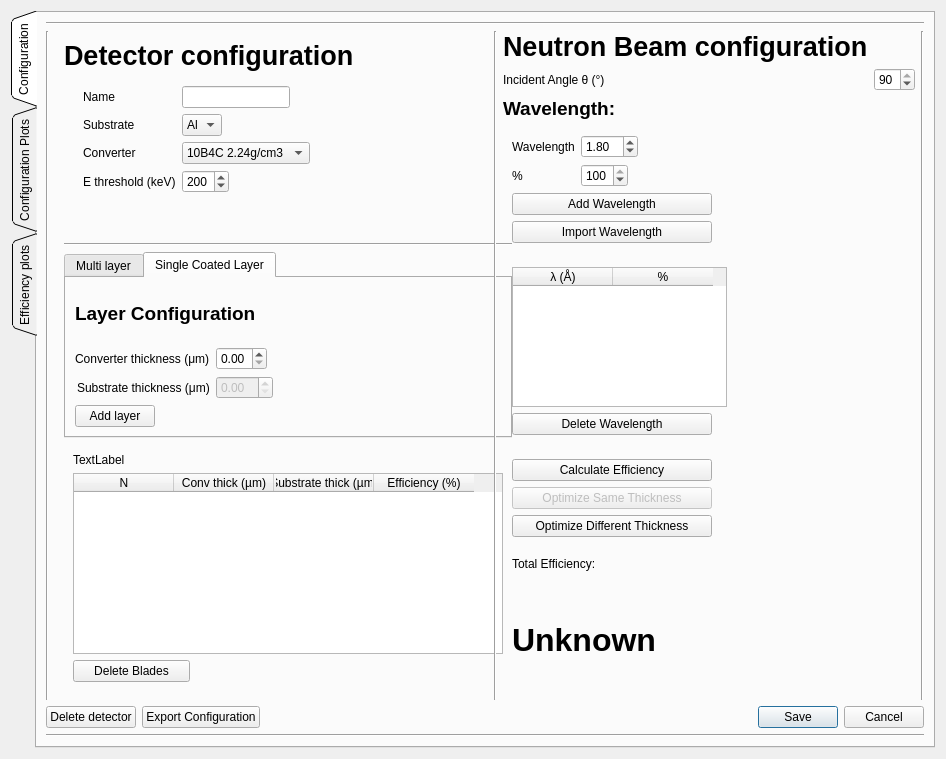
Above: efficiencyCalculator/detectorDialogTab.ui from ess-dg/dg_efficiencyCalculator before the change. Below: the same form after it.
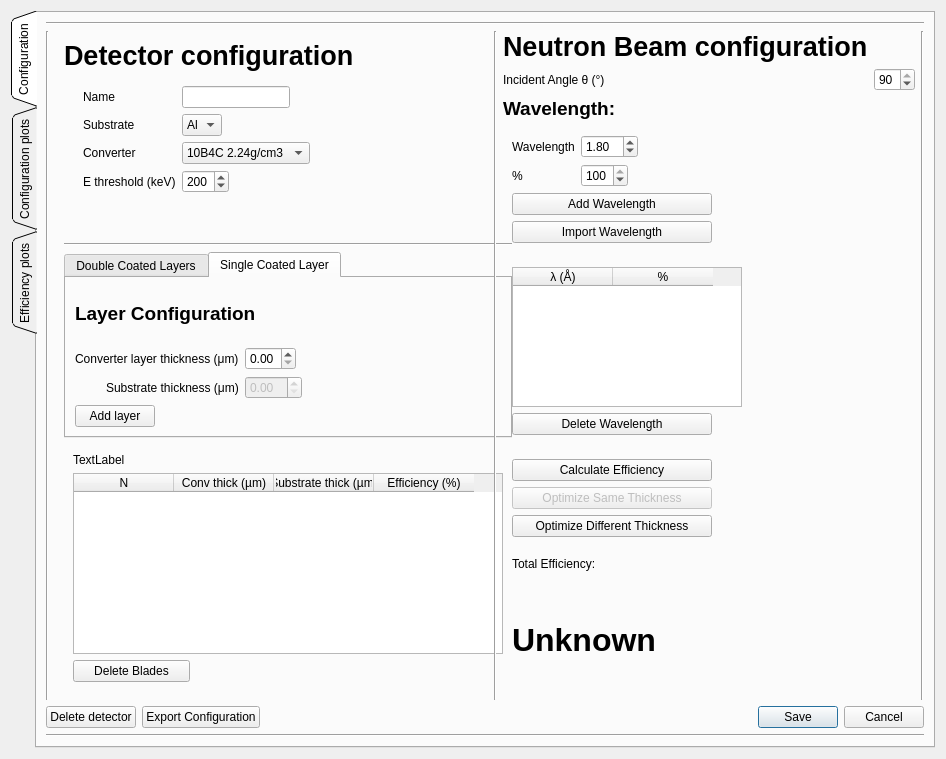
That is the form after the change. The open tabs and pages were chosen to show the change.

Commit message: fixed ui labels and added warning message for polichrimatic...

```diff
--- a/efficiencyCalculator/detectorDialogTab.ui
+++ b/efficiencyCalculator/detectorDialogTab.ui
@@ -233,7 +233,7 @@
                   </property>
                   <widget class="QWidget" name="tab_6">
                    <attribute name="title">
-                    <string>Multi layer</string>
+                    <string>Double Coated Layers</string>
                    </attribute>
                    <layout class="QVBoxLayout" name="verticalLayout_14">
                     <item>
@@ -333,7 +333,7 @@
                         <item row="3" column="0">
                          <widget class="QLabel" name="label_9">
                           <property name="text">
-                           <string>Converter thickness (μm)</string>
+                           <string>Converter layer thickness (μm)</string>
                           </property>
                          </widget>
                         </item>
@@ -621,14 +621,14 @@
                      <widget class="QTableWidget" name="lambdaTableWidget">
                       <property name="minimumSize">
                        <size>
-                        <width>205</width>
+                        <width>220</width>
                         <height>50</height>
                        </size>
                       </property>
                       <property name="maximumSize">
                        <size>
-                        <width>215</width>
-                        <height>200</height>
+                        <width>230</width>
+                        <height>270</height>
                        </size>
                       </property>
                       <property name="editTriggers">
@@ -832,7 +832,7 @@
      </widget>
      <widget class="QWidget" name="tab_12">
       <attribute name="title">
-       <string>Configuration Plots</string>
+       <string>Configuration plots</string>
       </attribute>
       <layout class="QHBoxLayout" name="horizontalLayout_11">
        <item>
```
Left out of the diff: 7 changed lines with no effect on the pictures. The commit also changes 2 other files.
